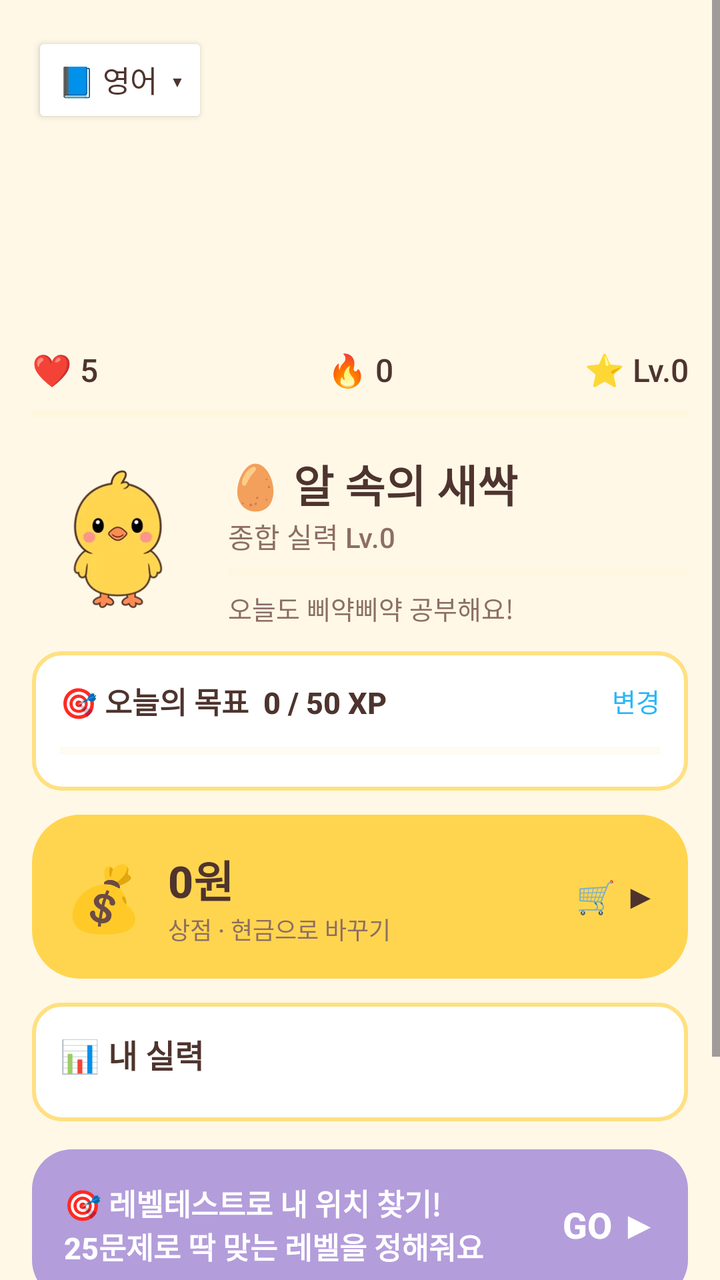
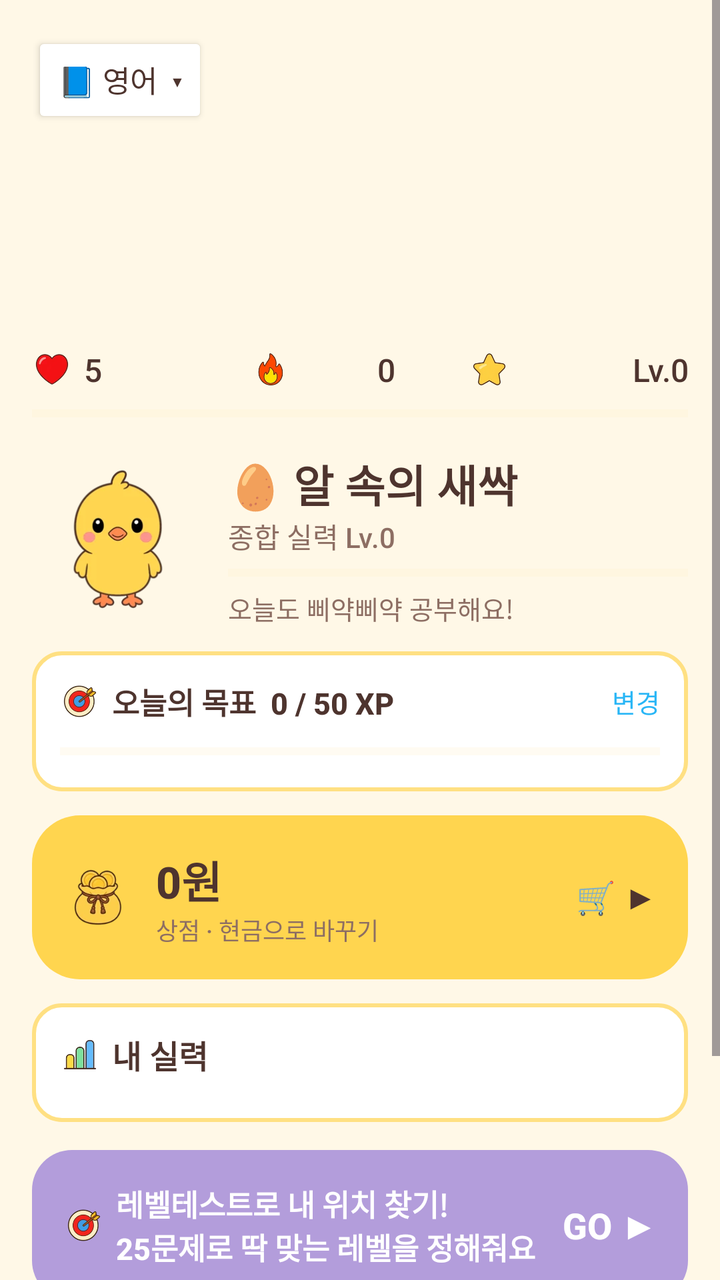

Compare the two renders of this Android layout. The source of the first and the diff that turns it into the second are given below.
<!-- AndroidManifest.xml: application theme Theme.Piyak -->
<!-- res/layout/activity_main.xml -->
<?xml version="1.0" encoding="utf-8"?>
<ScrollView xmlns:android="http://schemas.android.com/apk/res/android"
    android:layout_width="match_parent" android:layout_height="match_parent"
    android:fillViewport="true">

    <LinearLayout
        android:layout_width="match_parent" android:layout_height="wrap_content"
        android:orientation="vertical" android:padding="16dp">

        
        <Button android:id="@+id/btnSwitchSubject"
            android:layout_width="wrap_content" android:layout_height="wrap_content"
            android:text="📘 영어  ▾" android:textSize="15sp"
            android:backgroundTint="@color/white" android:textColor="@color/brown_text" />

        
        <ImageView android:id="@+id/imgBanner"
            android:layout_width="match_parent" android:layout_height="96dp"
            android:layout_marginTop="8dp" android:scaleType="centerCrop"
            android:contentDescription="풍경" />

        
        <LinearLayout
            android:layout_width="match_parent" android:layout_height="wrap_content"
            android:layout_marginTop="6dp"
            android:orientation="horizontal" android:gravity="center_vertical">
            <TextView android:id="@+id/txtHearts" android:layout_width="0dp" android:layout_height="wrap_content"
                android:layout_weight="1" android:textSize="16sp" android:text="❤️ 5" />
            <TextView android:id="@+id/txtStreak" android:layout_width="0dp" android:layout_height="wrap_content"
                android:layout_weight="1" android:gravity="center" android:textSize="16sp" android:text="🔥 0" />
            <TextView android:id="@+id/txtLevel" android:layout_width="0dp" android:layout_height="wrap_content"
                android:layout_weight="1" android:gravity="end" android:textSize="16sp" android:text="⭐ Lv.0" />
        </LinearLayout>

        <ProgressBar android:id="@+id/xpBar" style="?android:attr/progressBarStyleHorizontal"
            android:layout_width="match_parent" android:layout_height="10dp"
            android:layout_marginTop="6dp" android:max="100"
            android:progressTint="@color/chick_yellow_deep" android:progressBackgroundTint="@color/cream_dark" />

        
        <LinearLayout
            android:layout_width="match_parent" android:layout_height="wrap_content"
            android:orientation="horizontal" android:gravity="center_vertical"
            android:layout_marginTop="14dp">
            <ImageView android:id="@+id/imgMascot" android:layout_width="86dp" android:layout_height="86dp"
                android:src="@drawable/ck_idle" android:contentDescription="삐약이" />
            <LinearLayout android:layout_width="0dp" android:layout_height="wrap_content"
                android:layout_weight="1" android:orientation="vertical" android:layout_marginStart="12dp">
                <TextView android:id="@+id/txtRank" android:layout_width="wrap_content" android:layout_height="wrap_content"
                    android:text="🥚 알 속의 새싹" android:textSize="22sp" android:textStyle="bold" />
                <TextView android:id="@+id/txtOverall" android:layout_width="wrap_content" android:layout_height="wrap_content"
                    android:text="종합 실력 Lv.0" android:textSize="14sp" android:textColor="@color/brown_soft" />
                <ProgressBar android:id="@+id/rankBar" style="?android:attr/progressBarStyleHorizontal"
                    android:layout_width="match_parent" android:layout_height="8dp"
                    android:layout_marginTop="4dp" android:max="100"
                    android:progressTint="@color/chick_yellow_deep" android:progressBackgroundTint="@color/cream_dark" />
                <TextView android:id="@+id/txtGreeting" android:layout_width="wrap_content" android:layout_height="wrap_content"
                    android:layout_marginTop="4dp"
                    android:text="오늘도 삐약삐약 공부해요!" android:textSize="13sp" android:textColor="@color/brown_soft" />
            </LinearLayout>
        </LinearLayout>

        
        <LinearLayout android:id="@+id/goalBox"
            android:layout_width="match_parent" android:layout_height="wrap_content"
            android:orientation="vertical" android:layout_marginTop="12dp"
            android:padding="14dp" android:background="@drawable/bg_tile">
            <LinearLayout android:layout_width="match_parent" android:layout_height="wrap_content"
                android:orientation="horizontal" android:gravity="center_vertical">
                <TextView android:id="@+id/txtGoal" android:layout_width="0dp" android:layout_height="wrap_content"
                    android:layout_weight="1" android:text="🎯 오늘의 목표  0 / 50 XP"
                    android:textSize="15sp" android:textStyle="bold" />
                <TextView android:id="@+id/txtGoalEdit" android:layout_width="wrap_content" android:layout_height="wrap_content"
                    android:text="변경" android:textSize="13sp" android:textColor="@color/sky_deep" />
            </LinearLayout>
            <ProgressBar android:id="@+id/goalBar" style="?android:attr/progressBarStyleHorizontal"
                android:layout_width="match_parent" android:layout_height="12dp"
                android:layout_marginTop="8dp" android:max="100"
                android:progressTint="@color/coral" android:progressBackgroundTint="@color/cream_dark" />
        </LinearLayout>

        
        <LinearLayout android:id="@+id/cardWallet"
            android:layout_width="match_parent" android:layout_height="wrap_content"
            android:orientation="horizontal" android:gravity="center_vertical"
            android:layout_marginTop="12dp" android:padding="16dp"
            android:background="@drawable/bg_wallet">
            <TextView android:layout_width="wrap_content" android:layout_height="wrap_content"
                android:text="💰" android:textSize="32sp" />
            <LinearLayout android:layout_width="0dp" android:layout_height="wrap_content"
                android:layout_weight="1" android:orientation="vertical" android:layout_marginStart="12dp">
                <TextView android:id="@+id/txtCoins" android:layout_width="wrap_content" android:layout_height="wrap_content"
                    android:text="0원" android:textSize="22sp" android:textStyle="bold"
                    android:textColor="@color/brown_text" />
                <TextView android:layout_width="wrap_content" android:layout_height="wrap_content"
                    android:text="상점 · 현금으로 바꾸기" android:textSize="12sp"
                    android:textColor="@color/brown_soft" />
            </LinearLayout>
            <TextView android:layout_width="wrap_content" android:layout_height="wrap_content"
                android:text="🛒 ▶" android:textSize="16sp" android:textStyle="bold"
                android:textColor="@color/brown_text" />
        </LinearLayout>

        

        

        
        <LinearLayout
            android:layout_width="match_parent" android:layout_height="wrap_content"
            android:orientation="vertical" android:layout_marginTop="12dp"
            android:padding="14dp" android:background="@drawable/bg_tile">
            <LinearLayout android:layout_width="match_parent" android:layout_height="wrap_content"
                android:orientation="horizontal" android:gravity="center_vertical">
                <TextView android:layout_width="0dp" android:layout_height="wrap_content" android:layout_weight="1"
                    android:text="📊 내 실력" android:textSize="16sp" android:textStyle="bold" />
                <TextView android:id="@+id/txtWeakest" android:layout_width="wrap_content" android:layout_height="wrap_content"
                    android:textSize="12sp" android:textColor="@color/brown_soft" />
            </LinearLayout>
            <LinearLayout android:id="@+id/skillsBox"
                android:layout_width="match_parent" android:layout_height="wrap_content"
                android:orientation="vertical" android:layout_marginTop="8dp" />
        </LinearLayout>

        
        <LinearLayout
            android:id="@+id/bannerPlacement"
            android:layout_width="match_parent" android:layout_height="wrap_content"
            android:layout_marginTop="14dp" android:background="@drawable/bg_banner"
            android:orientation="horizontal" android:padding="16dp" android:gravity="center_vertical">
            <TextView android:id="@+id/txtPlacement"
                android:layout_width="0dp" android:layout_height="wrap_content" android:layout_weight="1"
                android:text="🎯 레벨테스트로 내 위치 찾기!\n25문제로 딱 맞는 레벨을 정해줘요"
                android:textColor="@color/white" android:textSize="15sp" android:textStyle="bold" />
            <TextView android:layout_width="wrap_content" android:layout_height="wrap_content"
                android:text="GO ▶" android:textColor="@color/white" android:textSize="18sp" android:textStyle="bold" />
        </LinearLayout>

        
        <TextView android:layout_width="wrap_content" android:layout_height="wrap_content"
            android:layout_marginTop="18dp" android:text="📚 학습 코스"
            android:textSize="16sp" android:textStyle="bold" />
        <LinearLayout android:id="@+id/tracksBox"
            android:layout_width="match_parent" android:layout_height="wrap_content"
            android:orientation="vertical" android:layout_marginTop="4dp" />

        
        <LinearLayout
            android:layout_width="match_parent" android:layout_height="wrap_content"
            android:orientation="horizontal" android:layout_marginTop="12dp">
            <Button android:id="@+id/btnReview" android:layout_width="0dp" android:layout_height="52dp"
                android:layout_weight="1" android:text="💊 오답 0" android:textSize="14sp"
                android:minWidth="0dp" android:paddingHorizontal="4dp"
                android:insetTop="0dp" android:insetBottom="0dp"
                android:background="@drawable/bg_card_soft" android:backgroundTint="@null"
                android:textColor="@color/brown_text" android:stateListAnimator="@null" />
            <Button android:id="@+id/btnStats" android:layout_width="0dp" android:layout_height="52dp"
                android:layout_weight="1" android:layout_marginStart="8dp" android:text="📊 통계" android:textSize="14sp"
                android:minWidth="0dp" android:paddingHorizontal="4dp"
                android:insetTop="0dp" android:insetBottom="0dp"
                android:background="@drawable/bg_card_soft" android:backgroundTint="@null"
                android:textColor="@color/brown_text" android:stateListAnimator="@null" />
            <Button android:id="@+id/btnSettings" android:layout_width="0dp" android:layout_height="52dp"
                android:layout_weight="1" android:layout_marginStart="8dp" android:text="⚙️ 설정" android:textSize="14sp"
                android:minWidth="0dp" android:paddingHorizontal="4dp"
                android:insetTop="0dp" android:insetBottom="0dp"
                android:background="@drawable/bg_card_soft" android:backgroundTint="@null"
                android:textColor="@color/brown_text" android:stateListAnimator="@null" />
        </LinearLayout>
    </LinearLayout>
</ScrollView>
<!-- resources referenced by this layout -->
<resources>
  <color name="brown_soft">#8D6E63</color>
  <color name="brown_text">#4E342E</color>
  <color name="chick_yellow_deep">#FFB300</color>
  <color name="coral">#FF8A80</color>
  <color name="cream_dark">#FFF0CC</color>
  <color name="sky_deep">#29B6F6</color>
  <color name="white">#FFFFFF</color>
  <color name="lavender">#B39DDB</color>
  <color name="tile_border">#FFE082</color>
  <color name="chick_yellow">#FFD54F</color>
  <color name="cream">#FFF8E7</color>
  <!-- unchanged entries left out for length: 6 -->
</resources>

<!-- the commit's change to res/layout/activity_main.xml (unified diff, before → after) -->
@@ -25,11 +25,14 @@
             android:layout_marginTop="6dp"
             android:orientation="horizontal" android:gravity="center_vertical">
             <TextView android:id="@+id/txtHearts" android:layout_width="0dp" android:layout_height="wrap_content"
-                android:layout_weight="1" android:textSize="16sp" android:text="❤️ 5" />
+                android:layout_weight="1" android:textSize="16sp" android:text="5"
+                android:drawableStart="@drawable/ic_heart" android:drawablePadding="6dp" android:drawableTint="@null" />
             <TextView android:id="@+id/txtStreak" android:layout_width="0dp" android:layout_height="wrap_content"
-                android:layout_weight="1" android:gravity="center" android:textSize="16sp" android:text="🔥 0" />
+                android:layout_weight="1" android:gravity="center" android:textSize="16sp" android:text="0"
+                android:drawableStart="@drawable/ic_streak" android:drawablePadding="6dp" android:drawableTint="@null" />
             <TextView android:id="@+id/txtLevel" android:layout_width="0dp" android:layout_height="wrap_content"
-                android:layout_weight="1" android:gravity="end" android:textSize="16sp" android:text="⭐ Lv.0" />
+                android:layout_weight="1" android:gravity="end" android:textSize="16sp" android:text="Lv.0"
+                android:drawableStart="@drawable/ic_level" android:drawablePadding="6dp" android:drawableTint="@null" />
         </LinearLayout>
 
         <ProgressBar android:id="@+id/xpBar" style="?android:attr/progressBarStyleHorizontal"
@@ -68,7 +71,7 @@
             <LinearLayout android:layout_width="match_parent" android:layout_height="wrap_content"
                 android:orientation="horizontal" android:gravity="center_vertical">
                 <TextView android:id="@+id/txtGoal" android:layout_width="0dp" android:layout_height="wrap_content"
-                    android:layout_weight="1" android:text="🎯 오늘의 목표  0 / 50 XP"
+                    android:layout_weight="1" android:text="오늘의 목표  0 / 50 XP" android:drawableStart="@drawable/ic_goal" android:drawablePadding="6dp" android:drawableTint="@null"
                     android:textSize="15sp" android:textStyle="bold" />
                 <TextView android:id="@+id/txtGoalEdit" android:layout_width="wrap_content" android:layout_height="wrap_content"
                     android:text="변경" android:textSize="13sp" android:textColor="@color/sky_deep" />
@@ -86,7 +89,7 @@
             android:layout_marginTop="12dp" android:padding="16dp"
             android:background="@drawable/bg_wallet">
             <TextView android:layout_width="wrap_content" android:layout_height="wrap_content"
-                android:text="💰" android:textSize="32sp" />
+                android:text="" android:drawableStart="@drawable/ic_coin" />
             <LinearLayout android:layout_width="0dp" android:layout_height="wrap_content"
                 android:layout_weight="1" android:orientation="vertical" android:layout_marginStart="12dp">
                 <TextView android:id="@+id/txtCoins" android:layout_width="wrap_content" android:layout_height="wrap_content"
@@ -113,7 +116,7 @@
             <LinearLayout android:layout_width="match_parent" android:layout_height="wrap_content"
                 android:orientation="horizontal" android:gravity="center_vertical">
                 <TextView android:layout_width="0dp" android:layout_height="wrap_content" android:layout_weight="1"
-                    android:text="📊 내 실력" android:textSize="16sp" android:textStyle="bold" />
+                    android:text="내 실력" android:textSize="16sp" android:drawableStart="@drawable/ic_stats" android:drawablePadding="6dp" android:drawableTint="@null" android:textStyle="bold" />
                 <TextView android:id="@+id/txtWeakest" android:layout_width="wrap_content" android:layout_height="wrap_content"
                     android:textSize="12sp" android:textColor="@color/brown_soft" />
             </LinearLayout>
@@ -130,7 +133,7 @@
             android:orientation="horizontal" android:padding="16dp" android:gravity="center_vertical">
             <TextView android:id="@+id/txtPlacement"
                 android:layout_width="0dp" android:layout_height="wrap_content" android:layout_weight="1"
-                android:text="🎯 레벨테스트로 내 위치 찾기!\n25문제로 딱 맞는 레벨을 정해줘요"
+                android:drawableStart="@drawable/ic_goal" android:drawablePadding="6dp" android:drawableTint="@null" android:text="레벨테스트로 내 위치 찾기!\n25문제로 딱 맞는 레벨을 정해줘요"
                 android:textColor="@color/white" android:textSize="15sp" android:textStyle="bold" />
             <TextView android:layout_width="wrap_content" android:layout_height="wrap_content"
                 android:text="GO ▶" android:textColor="@color/white" android:textSize="18sp" android:textStyle="bold" />
@@ -138,7 +141,7 @@
 
         
         <TextView android:layout_width="wrap_content" android:layout_height="wrap_content"
-            android:layout_marginTop="18dp" android:text="📚 학습 코스"
+            android:layout_marginTop="18dp" android:text="학습 코스" android:drawableStart="@drawable/ic_course" android:drawablePadding="6dp" android:drawableTint="@null"
             android:textSize="16sp" android:textStyle="bold" />
         <LinearLayout android:id="@+id/tracksBox"
             android:layout_width="match_parent" android:layout_height="wrap_content"
@@ -149,19 +152,22 @@
             android:layout_width="match_parent" android:layout_height="wrap_content"
             android:orientation="horizontal" android:layout_marginTop="12dp">
             <Button android:id="@+id/btnReview" android:layout_width="0dp" android:layout_height="52dp"
-                android:layout_weight="1" android:text="💊 오답 0" android:textSize="14sp"
+                android:layout_weight="1" android:text="오답 0" android:textSize="14sp"
+                android:drawableStart="@drawable/ic_review" android:drawablePadding="4dp"
                 android:minWidth="0dp" android:paddingHorizontal="4dp"
                 android:insetTop="0dp" android:insetBottom="0dp"
                 android:background="@drawable/bg_card_soft" android:backgroundTint="@null"
                 android:textColor="@color/brown_text" android:stateListAnimator="@null" />
             <Button android:id="@+id/btnStats" android:layout_width="0dp" android:layout_height="52dp"
-                android:layout_weight="1" android:layout_marginStart="8dp" android:text="📊 통계" android:textSize="14sp"
+                android:layout_weight="1" android:layout_marginStart="8dp" android:text="통계" android:textSize="14sp"
+                android:drawableStart="@drawable/ic_stats" android:drawablePadding="4dp"
                 android:minWidth="0dp" android:paddingHorizontal="4dp"
                 android:insetTop="0dp" android:insetBottom="0dp"
                 android:background="@drawable/bg_card_soft" android:backgroundTint="@null"
                 android:textColor="@color/brown_text" android:stateListAnimator="@null" />
             <Button android:id="@+id/btnSettings" android:layout_width="0dp" android:layout_height="52dp"
-                android:layout_weight="1" android:layout_marginStart="8dp" android:text="⚙️ 설정" android:textSize="14sp"
+                android:layout_weight="1" android:layout_marginStart="8dp" android:text="설정" android:textSize="14sp"
+                android:drawableStart="@drawable/ic_settings" android:drawablePadding="4dp"
                 android:minWidth="0dp" android:paddingHorizontal="4dp"
                 android:insetTop="0dp" android:insetBottom="0dp"
                 android:background="@drawable/bg_card_soft" android:backgroundTint="@null"
<!-- resource entries referenced after the edit -->
@@ -7,9 +7,81 @@
   <color name="cream_dark">#FFF0CC</color>
   <color name="sky_deep">#29B6F6</color>
   <color name="white">#FFFFFF</color>
+  <!-- drawable ic_coin (drawable) -->
+  <?xml version="1.0" encoding="utf-8"?>
+  <layer-list xmlns:android="http://schemas.android.com/apk/res/android">
+      <item android:width="34dp" android:height="34dp" android:gravity="center">
+          <bitmap android:src="@drawable/ui_coin" />
+      </item>
+  </layer-list>
+  <!-- drawable ic_course (drawable) -->
+  <?xml version="1.0" encoding="utf-8"?>
+  <layer-list xmlns:android="http://schemas.android.com/apk/res/android">
+      <item android:width="22dp" android:height="22dp" android:gravity="center">
+          <bitmap android:src="@drawable/ui_course" />
+      </item>
+  </layer-list>
+  <!-- drawable ic_goal (drawable) -->
+  <?xml version="1.0" encoding="utf-8"?>
+  <layer-list xmlns:android="http://schemas.android.com/apk/res/android">
+      <item android:width="20dp" android:height="20dp" android:gravity="center">
+          <bitmap android:src="@drawable/ui_goal" />
+      </item>
+  </layer-list>
+  <!-- drawable ic_heart (drawable) -->
+  <?xml version="1.0" encoding="utf-8"?>
+  <layer-list xmlns:android="http://schemas.android.com/apk/res/android">
+      <item android:width="20dp" android:height="20dp" android:gravity="center">
+          <bitmap android:src="@drawable/ui_heart" />
+      </item>
+  </layer-list>
+  <!-- drawable ic_level (drawable) -->
+  <?xml version="1.0" encoding="utf-8"?>
+  <layer-list xmlns:android="http://schemas.android.com/apk/res/android">
+      <item android:width="20dp" android:height="20dp" android:gravity="center">
+          <bitmap android:src="@drawable/ui_level" />
+      </item>
+  </layer-list>
+  <!-- drawable ic_review (drawable) -->
+  <?xml version="1.0" encoding="utf-8"?>
+  <layer-list xmlns:android="http://schemas.android.com/apk/res/android">
+      <item android:width="20dp" android:height="20dp" android:gravity="center">
+          <bitmap android:src="@drawable/ui_review" />
+      </item>
+  </layer-list>
+  <!-- drawable ic_settings (drawable) -->
+  <?xml version="1.0" encoding="utf-8"?>
+  <layer-list xmlns:android="http://schemas.android.com/apk/res/android">
+      <item android:width="20dp" android:height="20dp" android:gravity="center">
+          <bitmap android:src="@drawable/ui_settings" />
+      </item>
+  </layer-list>
+  <!-- drawable ic_stats (drawable) -->
+  <?xml version="1.0" encoding="utf-8"?>
+  <layer-list xmlns:android="http://schemas.android.com/apk/res/android">
+      <item android:width="20dp" android:height="20dp" android:gravity="center">
+          <bitmap android:src="@drawable/ui_stats" />
+      </item>
+  </layer-list>
+  <!-- drawable ic_streak (drawable) -->
+  <?xml version="1.0" encoding="utf-8"?>
+  <layer-list xmlns:android="http://schemas.android.com/apk/res/android">
+      <item android:width="20dp" android:height="20dp" android:gravity="center">
+          <bitmap android:src="@drawable/ui_streak" />
+      </item>
+  </layer-list>
   <color name="lavender">#B39DDB</color>
   <color name="tile_border">#FFE082</color>
   <color name="chick_yellow">#FFD54F</color>
+  <!-- drawable ui_coin: webp bitmap (drawable-nodpi, 4346 bytes) -->
+  <!-- drawable ui_course: webp bitmap (drawable-nodpi, 7260 bytes) -->
+  <!-- drawable ui_goal: webp bitmap (drawable-nodpi, 4524 bytes) -->
+  <!-- drawable ui_heart: webp bitmap (drawable-nodpi, 2570 bytes) -->
+  <!-- drawable ui_level: webp bitmap (drawable-nodpi, 3004 bytes) -->
+  <!-- drawable ui_review: webp bitmap (drawable-nodpi, 4304 bytes) -->
+  <!-- drawable ui_settings: webp bitmap (drawable-nodpi, 3606 bytes) -->
+  <!-- drawable ui_stats: webp bitmap (drawable-nodpi, 1958 bytes) -->
+  <!-- drawable ui_streak: webp bitmap (drawable-nodpi, 3252 bytes) -->
   <color name="cream">#FFF8E7</color>
   <!-- unchanged entries left out for length: 6 -->
 </resources>
